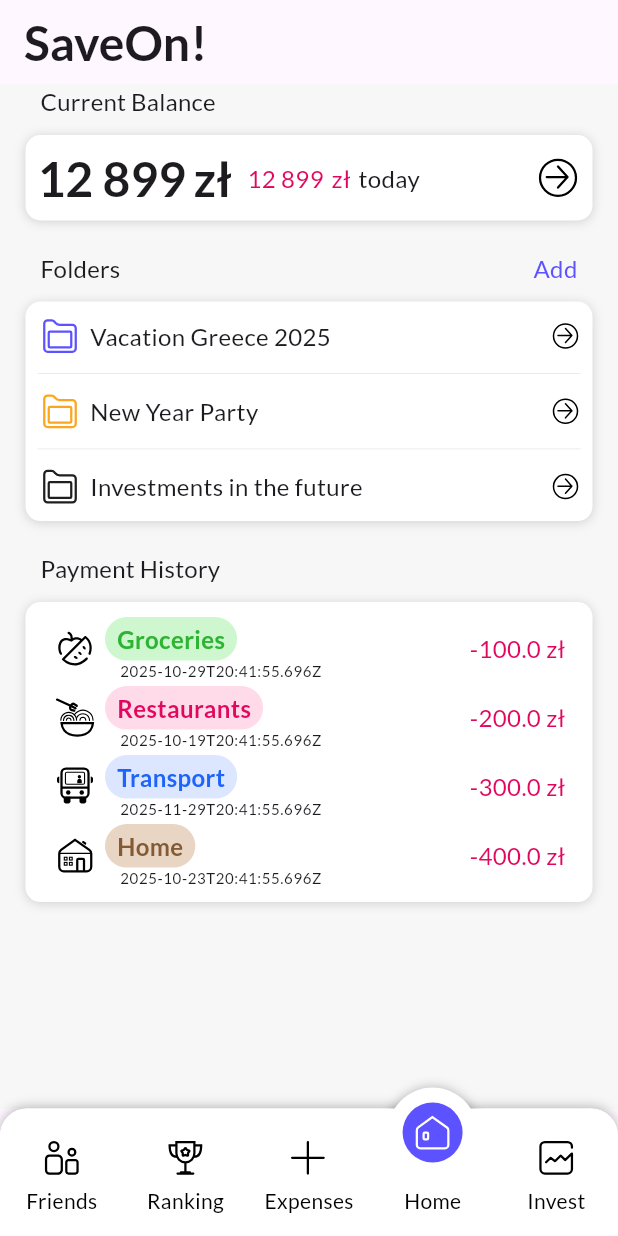
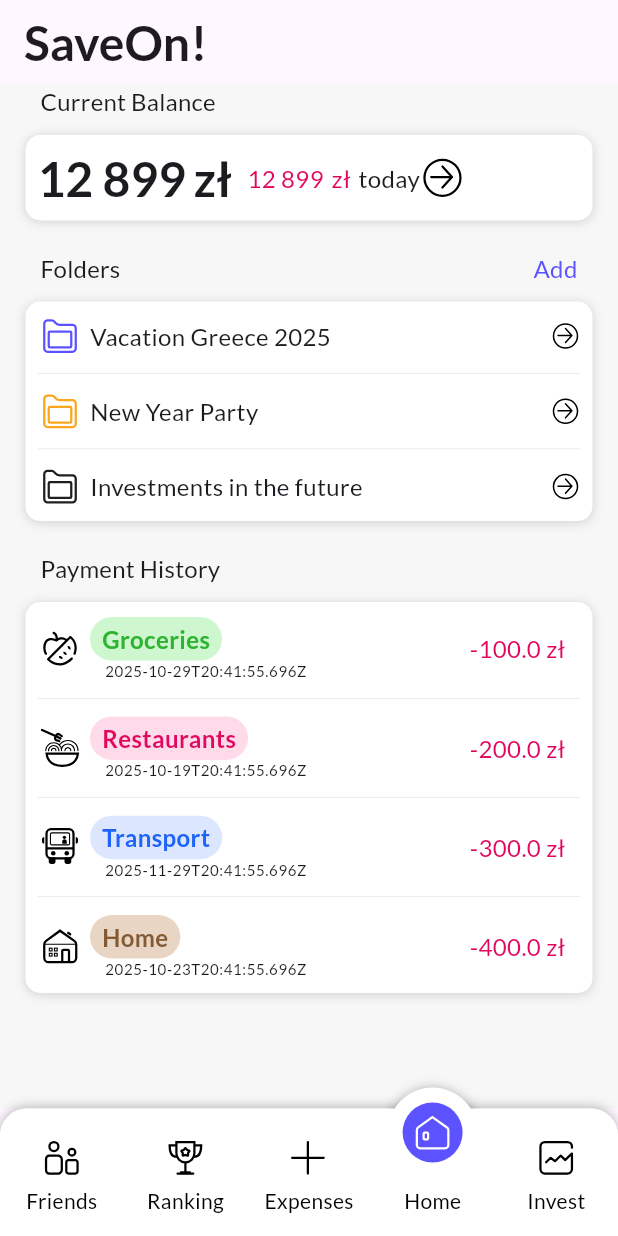
Before and after one commit to poleheshko/saveon_frontend, a Flutter app: the screen it shows after launch, on a phone screen of 412 x 824 dp. Run offline on Flutter 3.47's test engine with Material 3 defaults, Android fonts, the light colour scheme and no system bars; our stand-ins replace calendar_date_picker2, flutter_svg, google_fonts.

Commit message:
Refactored and cleaned up code

```diff
--- a/lib/data/transactions_mocked_data.dart
+++ b/lib/data/transactions_mocked_data.dart
@@ -1,6 +1,4 @@
-import 'dart:ui';
 
-import 'category_info.dart';
 
 class TransactionsMockedData {
   final int categoryId;
--- a/lib/main.dart
+++ b/lib/main.dart
@@ -2,7 +2,6 @@ import 'package:flutter/material.dart';
 import 'package:google_fonts/google_fonts.dart';
 import 'package:saveon_frontend/widgets/bottom_navigation/main_navigation.dart';
 
-import 'expense_page.dart';
 
 void main() {
   runApp(const SaveOn());
@@ -14,6 +13,7 @@ class SaveOn extends StatelessWidget {
   @override
   Widget build(BuildContext context) {
     return MaterialApp(
+      debugShowCheckedModeBanner: false,
       title: 'Flutter Demo',
       theme: ThemeData(
         textTheme: GoogleFonts.latoTextTheme(
--- a/lib/models/common/saveon_button.dart
+++ b/lib/models/common/saveon_button.dart
@@ -1,4 +1,3 @@
-import 'package:flutter/cupertino.dart';
 import 'package:flutter/material.dart';
 import 'package:flutter_svg/svg.dart';
 
@@ -19,7 +18,7 @@ class SaveOnButton extends StatelessWidget {
     return ElevatedButton(
       onPressed: onPressed,
       style: ButtonStyle(
-        backgroundColor: MaterialStateProperty.all<Color>(
+        backgroundColor: WidgetStateProperty.all<Color>(
           const Color(0xFF5D52FF),
         ),
       ),
--- a/lib/models/common/saveon_textbutton.dart
+++ b/lib/models/common/saveon_textbutton.dart
@@ -15,8 +15,8 @@ class SaveOnTextButton extends StatelessWidget {
     return TextButton(
       onPressed: onPressed,
       style: ButtonStyle(
-        padding: MaterialStateProperty.all<EdgeInsets>(EdgeInsets.zero),
-        minimumSize: MaterialStateProperty.all(Size.zero),
+        padding: WidgetStateProperty.all<EdgeInsets>(EdgeInsets.zero),
+        minimumSize: WidgetStateProperty.all(Size.zero),
         tapTargetSize: MaterialTapTargetSize.shrinkWrap, //  bez powiększania na mobile
       ),
       child: Text(
--- a/lib/models/expense_page_models/album_selector/album_selector_class.dart
+++ b/lib/models/expense_page_models/album_selector/album_selector_class.dart
@@ -1,4 +1,3 @@
-import 'package:flutter/cupertino.dart';
 import 'package:flutter/material.dart';
 import 'package:flutter_svg/flutter_svg.dart';
 import 'package:saveon_frontend/models/common/saveon_section.dart';
--- a/lib/models/expense_page_models/amount_input.dart
+++ b/lib/models/expense_page_models/amount_input.dart
@@ -1,4 +1,3 @@
-import 'package:flutter/cupertino.dart';
 import 'package:flutter/material.dart';
 import 'package:flutter/services.dart';
 import 'package:intl/intl.dart';
--- a/lib/models/expense_page_models/date/choose_date_class.dart
+++ b/lib/models/expense_page_models/date/choose_date_class.dart
@@ -1,5 +1,4 @@
 import 'package:calendar_date_picker2/calendar_date_picker2.dart';
-import 'package:flutter/cupertino.dart';
 import 'package:flutter/material.dart';
 import 'package:flutter_svg/svg.dart';
 import 'package:intl/intl.dart';
@@ -10,6 +9,7 @@ class ChooseDateClass extends StatefulWidget {
 
   const ChooseDateClass({super.key, this.onDateSelected});
 
+  @override
   State<ChooseDateClass> createState() => _ChooseDateClassState();
 }
 
@@ -89,7 +89,7 @@ class _ChooseDateClassState extends State<ChooseDateClass> {
               ),
               if (showCalendar) ...[
                 SizedBox(height: 25),
-                Container(
+                SizedBox(
                   height: 250,
                   child: CalendarDatePicker2(
                     config: CalendarDatePicker2Config(
--- a/lib/models/expense_page_models/expense_categories/category_row_prefab.dart
+++ b/lib/models/expense_page_models/expense_categories/category_row_prefab.dart
@@ -15,7 +15,7 @@ class CategoryRowPrefab extends StatelessWidget {
           (c) => c.categoryId == categoryId,
     );
 
-    return Container(
+    return SizedBox(
       width: double.infinity,
       child: Row(
         mainAxisAlignment: MainAxisAlignment.start,
--- a/lib/models/expense_page_models/expense_categories/choose_category_class.dart
+++ b/lib/models/expense_page_models/expense_categories/choose_category_class.dart
@@ -11,6 +11,7 @@ class ChooseCategoryClass extends StatefulWidget {
 
   const ChooseCategoryClass({super.key, this.onCategorySelected});
 
+  @override
   State<ChooseCategoryClass> createState() => _ChooseCategoryClassState();
 }
 
--- a/lib/models/home_page_models/current_balance.dart
+++ b/lib/models/home_page_models/current_balance.dart
@@ -1,4 +1,3 @@
-import 'package:flutter/cupertino.dart';
 import 'package:flutter/material.dart';
 import 'package:flutter_svg/flutter_svg.dart';
 import 'package:saveon_frontend/models/common/saveon_section.dart';
@@ -16,9 +15,7 @@ class _CurrentBalance extends State<CurrentBalance> {
     return SaveOnSection(
       sectionTitle: "Current Balance",
       SaveOnSectionContent: [
-        Row(
-          mainAxisAlignment: MainAxisAlignment.spaceBetween,
-          crossAxisAlignment: CrossAxisAlignment.center,
+        Row(     crossAxisAlignment: CrossAxisAlignment.center,
           children: [
             Row(
               mainAxisAlignment: MainAxisAlignment.start,
--- a/lib/models/home_page_models/folders/album_row.dart
+++ b/lib/models/home_page_models/folders/album_row.dart
@@ -1,4 +1,3 @@
-import 'package:flutter/cupertino.dart';
 import 'package:flutter/material.dart';
 import 'package:flutter_svg/svg.dart';
 
--- a/lib/models/home_page_models/folders/folders_class.dart
+++ b/lib/models/home_page_models/folders/folders_class.dart
@@ -7,6 +7,7 @@ import 'album_row.dart';
 class FoldersClass extends StatefulWidget {
   const FoldersClass({super.key});
 
+  @override
   State<FoldersClass> createState() => _FoldersClass();
 }
 
--- a/lib/models/home_page_models/payment_history_short.dart
+++ b/lib/models/home_page_models/payment_history_short.dart
@@ -10,6 +10,8 @@ class PaymentHistoryShort extends StatefulWidget {
 }
 
 class _PaymentHistoryShort extends State<PaymentHistoryShort> {
+  final transactionCount = 4;
+
   @override
   Widget build(BuildContext context) {
     return SaveOnSection(
@@ -20,9 +22,19 @@ class _PaymentHistoryShort extends State<PaymentHistoryShort> {
           shrinkWrap: true,
           physics: const NeverScrollableScrollPhysics(),
 
-          itemCount: 4,
+          itemCount: transactionCount,
           itemBuilder: (context, index) {
-            return TransactionPrefab(transactionId: index);
+            return Column(
+              children: [
+                TransactionPrefab(transactionId: index),
+
+                if (index != transactionCount - 1) ...[
+                  const SizedBox(height: 10),
+                  Container(color: Color(0xFFC0C0C0), height: 0.2),
+                  const SizedBox(height: 10),
+                ],
+              ],
+            );
           },
         ),
       ],
--- a/lib/models/home_page_models/transaction_prefab.dart
+++ b/lib/models/home_page_models/transaction_prefab.dart
@@ -1,4 +1,3 @@
-import 'package:flutter/cupertino.dart';
 import 'package:flutter/material.dart';
 import 'package:flutter_svg/flutter_svg.dart';
 
@@ -19,7 +18,7 @@ class TransactionPrefab extends StatelessWidget {
 
     return Container(
       width: double.infinity,
-      padding: const EdgeInsets.symmetric(horizontal: 10, vertical: 2),
+      padding: EdgeInsets.only(right: 10, top: 2, bottom: 2),
       child: Row(
         mainAxisAlignment: MainAxisAlignment.spaceBetween,
         crossAxisAlignment: CrossAxisAlignment.center,
--- a/lib/widgets/bottom_navigation/MotionTabBar.dart
+++ b/lib/widgets/bottom_navigation/MotionTabBar.dart
@@ -1,10 +1,9 @@
-library motiontabbar;
+library;
 
 import 'package:flutter_svg/flutter_svg.dart';
 import 'package:flutter/material.dart';
 import 'MotionTabBarController.dart';
 import 'MotionTabItem.dart';
-import 'helpers/HalfClipper.dart';
 import 'helpers/HalfPainter.dart';
 
 typedef MotionTabBuilder = Widget Function();
@@ -24,7 +23,7 @@ class MotionTabBar extends StatefulWidget {
   // badge
   final List<Widget?>? badges;
 
-  MotionTabBar({
+  MotionTabBar({super.key,
     this.textStyle,
     this.tabIconColor = Colors.black,
     this.tabIconSize = 30,
@@ -123,7 +122,7 @@ class _MotionTabBarState extends State<MotionTabBar> with TickerProviderStateMix
 
     // init badge text
     int selectedIndex = labels.indexWhere((element) => element == widget.initialSelectedTab);
-    activeBadge = (widget.badges != null && widget.badges!.length > 0) ? widget.badges![selectedIndex] : null;
+    activeBadge = (widget.badges != null && widget.badges!.isNotEmpty) ? widget.badges![selectedIndex] : null;
 
     _animationController = AnimationController(
       duration: Duration(milliseconds: ANIM_DURATION),
--- a/lib/widgets/bottom_navigation/MotionTabBarController.dart
+++ b/lib/widgets/bottom_navigation/MotionTabBarController.dart
@@ -2,13 +2,14 @@ import 'package:flutter/material.dart';
 
 class MotionTabBarController extends TabController {
   MotionTabBarController({
-    int initialIndex = 0,
-    Duration? animationDuration,
-    required int length,
-    required TickerProvider vsync,
-  }) : super(initialIndex: initialIndex, animationDuration: animationDuration, length: length, vsync: vsync);
+    super.initialIndex,
+    super.animationDuration,
+    required super.length,
+    required super.vsync,
+  });
 
   // programmatic tab change
+  @override
   set index(int index) {
     super.index = index;
     _changeIndex!(index);
--- a/lib/widgets/bottom_navigation/MotionTabItem.dart
+++ b/lib/widgets/bottom_navigation/MotionTabItem.dart
@@ -20,7 +20,7 @@ class MotionTabItem extends StatefulWidget {
   final double? tabIconSize;
   final Widget? badge;
 
-  MotionTabItem({
+  const MotionTabItem({super.key,
     required this.title,
     required this.selected,
     this.iconData, // Optional: For older `IconData` usage
@@ -96,7 +96,7 @@ class _MotionTabItemState extends State<MotionTabItem> {
           ),
           InkWell(
             onTap: () => widget.callbackFunction(),
-            child: Container(
+            child: SizedBox(
               height: double.infinity,
               width: double.infinity,
               child: AnimatedAlign(
@@ -119,7 +119,7 @@ class _MotionTabItemState extends State<MotionTabItem> {
                           widget.iconData,
                           color: widget.selected
                               ? widget.tabIconColor
-                              : widget.tabIconColor?.withOpacity(0.6),
+                              : widget.tabIconColor.withOpacity(0.6),
                           size: widget.tabIconSize,
                         )
                       else
--- a/lib/widgets/bottom_navigation/helpers/HalfClipper.dart
+++ b/lib/widgets/bottom_navigation/helpers/HalfClipper.dart
@@ -1,4 +1,4 @@
-library motiontabbar;
+library;
 import 'package:flutter/material.dart';
 
 class HalfClipper extends CustomClipper<Rect> {
--- a/lib/widgets/bottom_navigation/helpers/HalfPainter.dart
+++ b/lib/widgets/bottom_navigation/helpers/HalfPainter.dart
@@ -1,4 +1,4 @@
-library motiontabbar;
+library;
 import 'package:flutter/material.dart';
 
 class HalfPainter extends CustomPainter {
```
Also changed, not shown: lib/widgets/bottom_navigation/MotionBadgeWidget.dart (+15 -16 lines).
